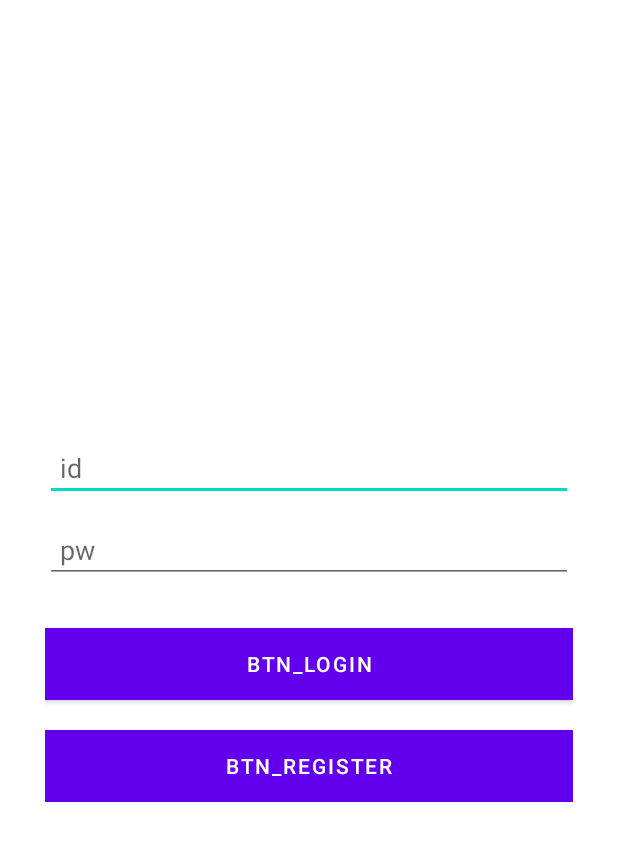
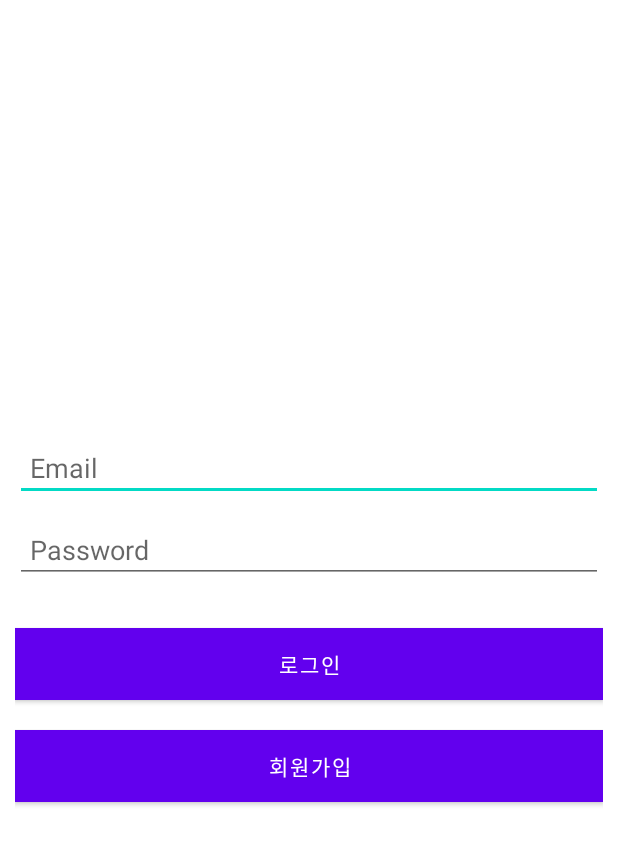
Before and after one commit to DevMinGeonPark/android-loginTest, an Android app: the layout activity_login.xml on its own in the app's theme, with its tools: preview values and no code run, on a phone screen of 412 x 824 dp. Shown: the top 845 px of the screen. Run offline under Robolectric (Android 15) with nearby library versions, the phone set to English and light mode, and no system bars.

Commit message:
fixed basic code and add string fomating

```diff
--- a/app/src/main/AndroidManifest.xml
+++ b/app/src/main/AndroidManifest.xml
@@ -21,6 +21,8 @@
             </intent-filter>
         </activity>
         <activity android:name=".LoginActivity" />
+        <activity android:name=".SignUpActivity" />
+
     </application>
 
 </manifest>
--- a/app/src/main/res/layout/activity_login.xml
+++ b/app/src/main/res/layout/activity_login.xml
@@ -6,33 +6,25 @@
     android:orientation="vertical"
     android:padding="10dp" >
 
-    <LinearLayout
-        android:layout_width="fill_parent"
-        android:layout_height="wrap_content"
-        android:layout_gravity="center"
-        android:orientation="vertical"
-        android:paddingLeft="20dp"
-        android:paddingRight="20dp">
-
     <EditText
-            android:id="@+id/et_id"
+        android:id="@+id/login_emain"
         android:layout_width="fill_parent"
         android:layout_height="wrap_content"
         android:layout_marginBottom="10dp"
-            android:hint="@string/id"
-            android:inputType="textCapWords"
-            android:padding="10dp"
-            android:autofillHints="" />
+        android:autofillHints=""
+        android:hint="@string/email"
+        android:inputType="textEmailAddress"
+        android:padding="10dp" />
 
     <EditText
-            android:id="@+id/et_pass"
+        android:id="@+id/login_password"
         android:layout_width="fill_parent"
         android:layout_height="wrap_content"
         android:layout_marginBottom="10dp"
-            android:hint="@string/pw"
-            android:inputType="textEmailAddress"
-            android:padding="10dp"
-            android:autofillHints="" />
+        android:autofillHints=""
+        android:hint="@string/password"
+        android:inputType="textPassword"
+        android:padding="10dp" />
 
     <Button
         android:id="@+id/btn_login"
@@ -40,17 +32,16 @@
         android:layout_height="wrap_content"
         android:layout_marginTop="20dip"
         android:background="#D6C7CD"
-            android:text="@string/btn_login"
+        android:text="@string/Login"
         android:textColor="@color/white" />
 
     <Button
-            android:id="@+id/btn_register"
+        android:id="@+id/btn_sign_up"
         android:layout_width="fill_parent"
         android:layout_height="wrap_content"
         android:layout_marginTop="20dip"
         android:background="#CFC1C7"
-            android:text="@string/btn_register"
+        android:text="@string/register"
         android:textColor="@color/white" />
 
 </LinearLayout>
-</LinearLayout>
--- a/app/src/main/res/layout/activity_register.xml
+++ /dev/null
@@ -1,6 +0,0 @@
-<?xml version="1.0" encoding="utf-8"?>
-<androidx.constraintlayout.widget.ConstraintLayout
-    xmlns:android="http://schemas.android.com/apk/res/android" android:layout_width="match_parent"
-    android:layout_height="match_parent">
-
-</androidx.constraintlayout.widget.ConstraintLayout>
--- a/app/src/main/res/values/strings.xml
+++ b/app/src/main/res/values/strings.xml
@@ -1,8 +1,13 @@
 <resources>
     <string name="app_name">Deitem_Login</string>
+    <string name="test">test</string>
     <string name="id">id</string>
-    <string name="pw">pw</string>
-    <string name="btn_login">btn_login</string>
-    <string name="btn_register">btn_register</string>
-    <string name="test">test</string>
+    <string name="Login">로그인</string>
+    <string name="register">회원가입</string>
+    <string name="email">Email</string>
+    <string name="name">이름</string>
+    <string name="password">Password</string>
+    <string name="man">남성</string>
+    <string name="female">여성</string>
+    <string name="phone">전화번호</string>
 </resources>
```
Also changed, not shown: app/src/main/java/com/example/deitem_login/LoginActivity.java (+40 -50 lines), app/src/main/java/com/example/deitem_login/LoginRequest.java (deleted, +0 -28 lines), app/src/main/java/com/example/deitem_login/RegisterActivity.java (deleted, +0 -82 lines), app/src/main/java/com/example/deitem_login/RegisterRequest.java (deleted, +0 -32 lines), app/src/main/java/com/example/deitem_login/signUpActivity.java (added, +87 -0 lines), app/src/main/res/layout/activity_sign_up.xml (added, +82 -0 lines), 1 other file. Lines whose indentation alone changed are shown as unchanged.
